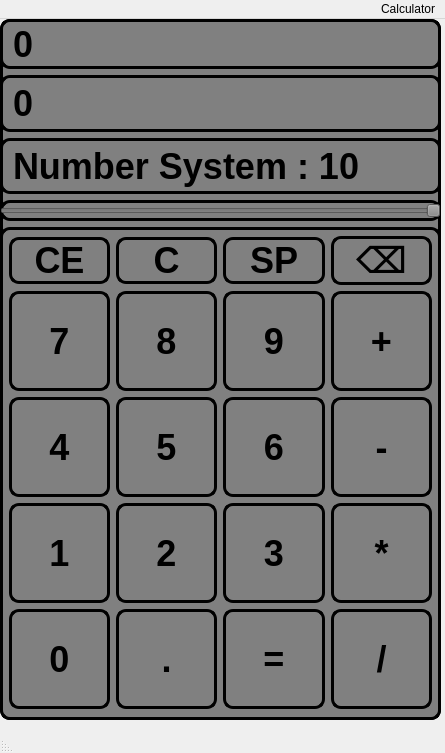
The window that UI/calculator.ui (m1n1tea/forth_semester) describes before a commit, drawn with Qt 5.
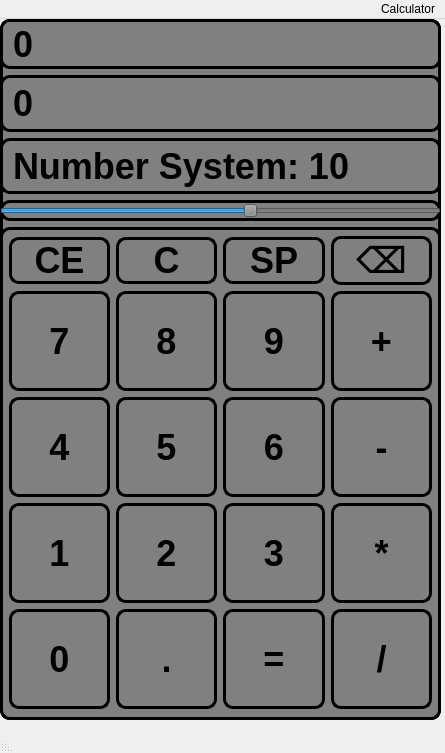
The same window after the commit.

Commit message: Added base swap

Patch:
```diff
--- a/UI/calculator.ui
+++ b/UI/calculator.ui
@@ -73,15 +73,27 @@
      <item>
       <widget class="QLabel" name="label">
        <property name="text">
-        <string>Number System : 10</string>
+        <string>Number System: 10</string>
        </property>
       </widget>
      </item>
      <item>
       <widget class="QSlider" name="horizontalSlider">
+       <property name="minimum">
+        <number>2</number>
+       </property>
+       <property name="maximum">
+        <number>16</number>
+       </property>
+       <property name="value">
+        <number>10</number>
+       </property>
        <property name="orientation">
         <enum>Qt::Horizontal</enum>
        </property>
+       <property name="invertedAppearance">
+        <bool>true</bool>
+       </property>
       </widget>
      </item>
      <item>
```
The commit also changes 1 other file.
